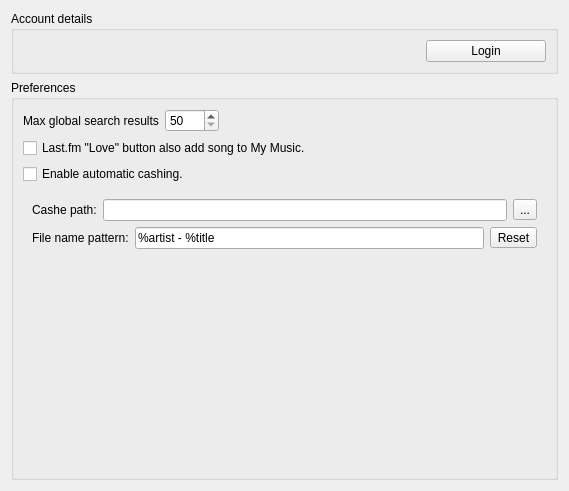
This is src/internet/vksettingspage.ui in Pulfer/clementine-vkservice as Qt 5 draws it before an edit. The edited form follows.
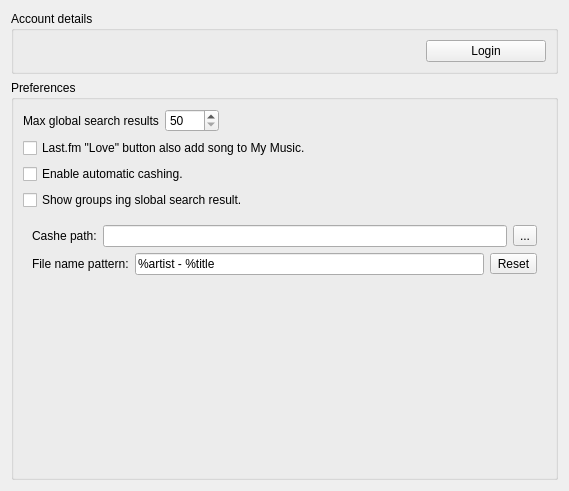
This is the edited form. Icons and pictures are not drawn.

What changed in the file:
```diff
--- a/src/internet/vksettingspage.ui
+++ b/src/internet/vksettingspage.ui
@@ -110,6 +110,13 @@
         </property>
        </widget>
       </item>
+      <item>
+       <widget class="QCheckBox" name="groups_in_global_search">
+        <property name="text">
+         <string>Show groups ing slobal search result.</string>
+        </property>
+       </widget>
+      </item>
       <item>
        <widget class="QWidget" name="cache_opts" native="true">
         <property name="enabled">
```
